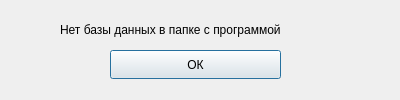
GalinaMaykova/MomMath, file errorbasemessage.ui: the form before one commit.
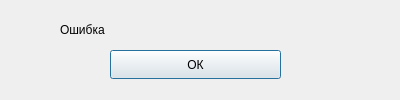
The form after the commit.

What changed in the file:
```diff
--- a/errorbasemessage.ui
+++ b/errorbasemessage.ui
@@ -23,7 +23,7 @@
     </rect>
    </property>
    <property name="text">
-    <string>Нет базы данных в папке с программой</string>
+    <string>Ошибка</string>
    </property>
   </widget>
   <widget class="QPushButton" name="pushButton">
```
